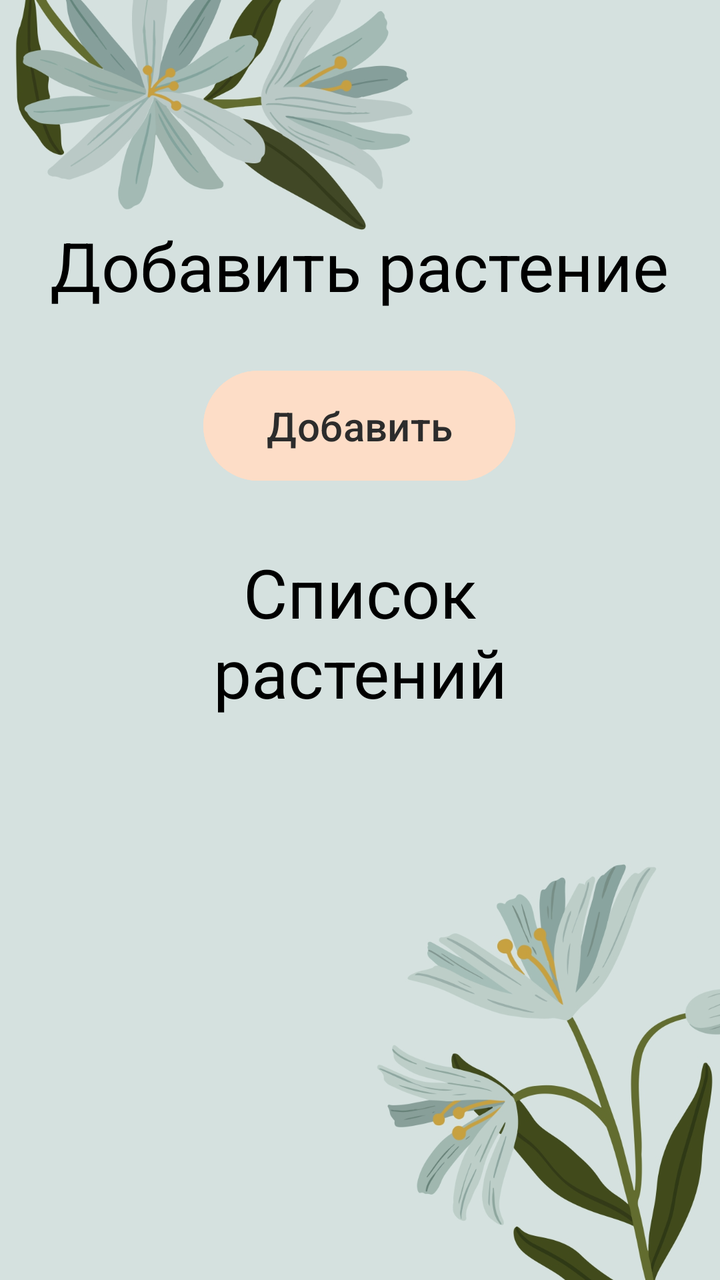
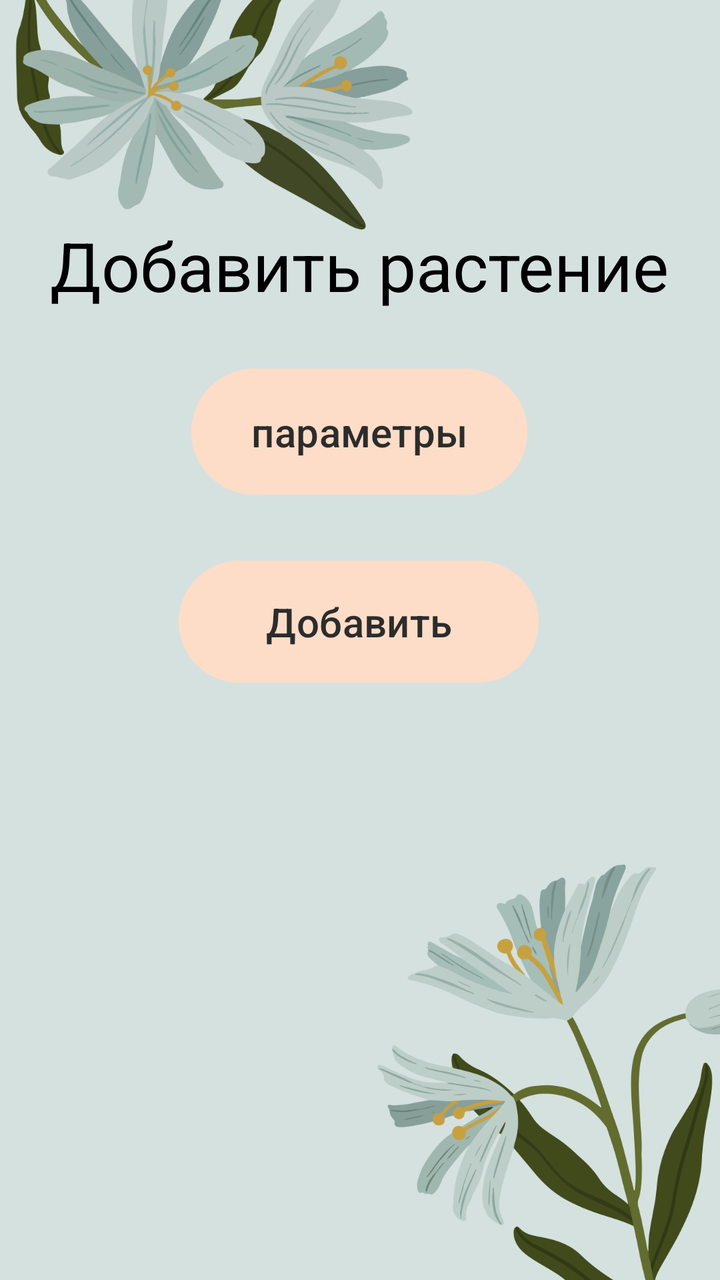

Compare the two renders of this Android layout. The source of the first and the diff that turns it into the second are given below.
<!-- AndroidManifest.xml: application theme Theme.Plant_care -->
<!-- res/layout/activity_main_activitymenu.xml -->
<?xml version="1.0" encoding="utf-8"?>
<androidx.constraintlayout.widget.ConstraintLayout xmlns:android="http://schemas.android.com/apk/res/android"
    xmlns:app="http://schemas.android.com/apk/res-auto"
    xmlns:tools="http://schemas.android.com/tools"
    android:id="@+id/main"
    android:layout_width="match_parent"
    android:layout_height="match_parent"
    android:background="@drawable/v783_noon_07b__converted__page_0001__3_"
    tools:context=".MainActivitymenu">

    <TextView
        android:id="@+id/textView3"
        android:layout_width="320dp"
        android:layout_height="64dp"
        android:breakStrategy="high_quality"
        android:text="Добавить растение"
        android:textAlignment="center"
        android:textColor="@color/black"
        android:textSize="34sp"
        app:layout_constraintBottom_toBottomOf="parent"
        app:layout_constraintEnd_toEndOf="parent"
        app:layout_constraintHorizontal_bias="0.494"
        app:layout_constraintStart_toStartOf="parent"
        app:layout_constraintTop_toTopOf="parent"
        app:layout_constraintVertical_bias="0.191" />

    <TextView
        android:id="@+id/textView5"
        android:layout_width="247dp"
        android:layout_height="92dp"
        android:breakStrategy="high_quality"
        android:text="Список растений"
        android:textAlignment="center"
        android:textColor="@color/black"
        android:textColorLink="@color/light_green"
        android:textSize="34sp"
        app:layout_constraintBottom_toBottomOf="parent"
        app:layout_constraintEnd_toEndOf="parent"
        app:layout_constraintStart_toStartOf="parent"
        app:layout_constraintTop_toTopOf="parent"
        app:layout_constraintVertical_bias="0.499" />

    <Button
        android:id="@+id/button3"
        android:layout_width="156dp"
        android:layout_height="63dp"
        android:backgroundTint="@color/reg_button_colour"
        android:onClick="dob"
        android:text="Добавить"
        android:textColor="@color/ssc"
        android:textColorLink="@color/black"
        android:textSize="20dp"
        app:layout_constraintBottom_toBottomOf="parent"
        app:layout_constraintEnd_toEndOf="parent"
        app:layout_constraintHorizontal_bias="0.498"
        app:layout_constraintStart_toStartOf="parent"
        app:layout_constraintTop_toTopOf="parent"
        app:layout_constraintVertical_bias="0.314" />

</androidx.constraintlayout.widget.ConstraintLayout>
<!-- resources referenced by this layout -->
<resources>
  <color name="black">#FF000000</color>
  <color name="light_green">#369e4b</color>
  <color name="reg_button_colour">#FDDDC7</color>
  <color name="ssc">#2C2C2C</color>
  <!-- drawable v783_noon_07b__converted__page_0001__3_: jpg bitmap (drawable, 286138 bytes) -->
  <style name="Theme.Plant_care" parent="Base.Theme.Plant_care" />
  <style name="Base.Theme.Plant_care" parent="Theme.Material3.DayNight.NoActionBar">
          
          <item name="android:statusBarColor" tools:targetApi="l">@color/StatusBar_colour</item>
          
          
      </style>
  <color name="StatusBar_colour">#e7e9d4</color>
</resources>

<!-- the commit's change to res/layout/activity_main_activitymenu.xml (unified diff, before → after) -->
@@ -24,26 +24,10 @@
         app:layout_constraintTop_toTopOf="parent"
         app:layout_constraintVertical_bias="0.191" />
 
-    <TextView
-        android:id="@+id/textView5"
-        android:layout_width="247dp"
-        android:layout_height="92dp"
-        android:breakStrategy="high_quality"
-        android:text="Список растений"
-        android:textAlignment="center"
-        android:textColor="@color/black"
-        android:textColorLink="@color/light_green"
-        android:textSize="34sp"
-        app:layout_constraintBottom_toBottomOf="parent"
-        app:layout_constraintEnd_toEndOf="parent"
-        app:layout_constraintStart_toStartOf="parent"
-        app:layout_constraintTop_toTopOf="parent"
-        app:layout_constraintVertical_bias="0.499" />
-
     <Button
         android:id="@+id/button3"
-        android:layout_width="156dp"
-        android:layout_height="63dp"
+        android:layout_width="180dp"
+        android:layout_height="69dp"
         android:backgroundTint="@color/reg_button_colour"
         android:onClick="dob"
         android:text="Добавить"
@@ -52,9 +36,26 @@
         android:textSize="20dp"
         app:layout_constraintBottom_toBottomOf="parent"
         app:layout_constraintEnd_toEndOf="parent"
+        app:layout_constraintHorizontal_bias="0.497"
+        app:layout_constraintStart_toStartOf="parent"
+        app:layout_constraintTop_toTopOf="parent"
+        app:layout_constraintVertical_bias="0.484" />
+
+    <Button
+        android:id="@+id/button13"
+        android:layout_width="168dp"
+        android:layout_height="71dp"
+        android:backgroundTint="@color/reg_button_colour"
+        android:onClick="par"
+        android:text="параметры"
+        android:textColor="@color/ssc"
+        android:textColorLink="@color/black"
+        android:textSize="20dp"
+        app:layout_constraintBottom_toBottomOf="parent"
+        app:layout_constraintEnd_toEndOf="parent"
         app:layout_constraintHorizontal_bias="0.498"
         app:layout_constraintStart_toStartOf="parent"
         app:layout_constraintTop_toTopOf="parent"
-        app:layout_constraintVertical_bias="0.314" />
+        app:layout_constraintVertical_bias="0.317" />
 
 </androidx.constraintlayout.widget.ConstraintLayout>
<!-- resource entries referenced after the edit -->
@@ -1,7 +1,6 @@
 <!-- resources referenced by this layout -->
 <resources>
   <color name="black">#FF000000</color>
-  <color name="light_green">#369e4b</color>
   <color name="reg_button_colour">#FDDDC7</color>
   <color name="ssc">#2C2C2C</color>
   <!-- drawable v783_noon_07b__converted__page_0001__3_: jpg bitmap (drawable, 286138 bytes) -->
